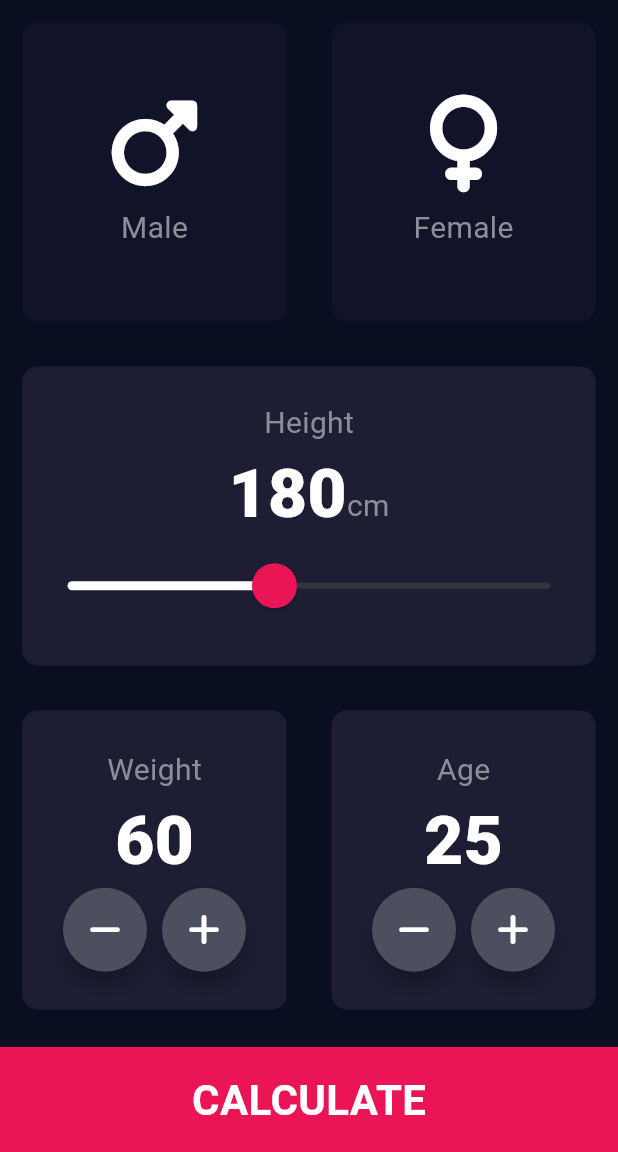
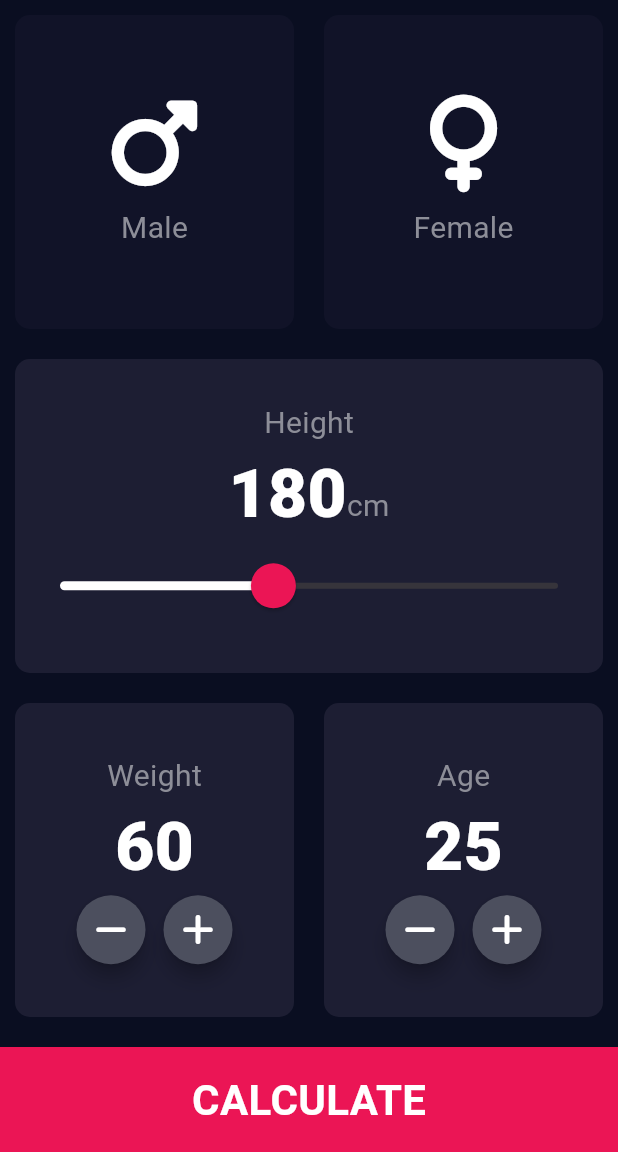
Before and after one commit to abdulrehmana28/flutter_bmi_calculator, a Flutter app: the screen it shows after launch, on a phone screen of 412 x 824 dp, the part 84-1236 px from its top. Run offline on Flutter 3.47's test engine with Material 3 defaults, Android fonts, the phone set to English and light mode, and no system bars; our stand-ins replace font_awesome_flutter, sqflite; accounts and stored records are empty.

Commit message:
fixed pixel overflow on small screen
problem with the slider card

```diff
--- a/lib/components/raw_round_button.dart
+++ b/lib/components/raw_round_button.dart
@@ -13,7 +13,7 @@ class RawRoundButton extends StatelessWidget {
       shape: CircleBorder(),
       fillColor: Color(0xff4c4f5e),
       elevation: 5.0,
-      constraints: BoxConstraints.tightFor(width: 56.0, height: 56.0),
+      constraints: const BoxConstraints.tightFor(width: 46.0, height: 46.0),
       child: Icon(
         childIcon,
         color: Colors.white,
--- a/lib/components/reusable_card.dart
+++ b/lib/components/reusable_card.dart
@@ -12,7 +12,7 @@ class ReusableCard extends StatelessWidget {
     return GestureDetector(
       onTap: onPressed,
       child: Container(
-        margin: const EdgeInsets.all(15.0),
+        margin: const EdgeInsets.all(10.0),
         decoration: BoxDecoration(
             borderRadius: BorderRadius.circular(10.0), color: cardColor),
         child: cardChild,
--- a/lib/screens/input_page.dart
+++ b/lib/screens/input_page.dart
@@ -256,15 +256,6 @@ class _InputPageState extends State<InputPage> {
           ),
         ],
       ),
-
-      // Custom theme for a specific widget
-      /* floatingActionButton: Theme(
-        data: ThemeData.dark(),
-        child: FloatingActionButton(
-          onPressed: () {},
-          child: const Icon(Icons.add),
-        ),
-      ), */
     );
   }
 
```
